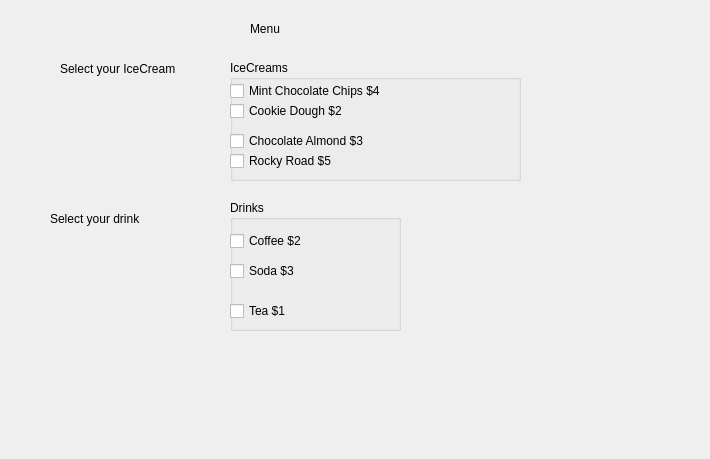
Before: the Qt Designer form chapter1/demoCheckBox2.ui in waltprorok/qtpy_gui_book, drawn with Qt 5.
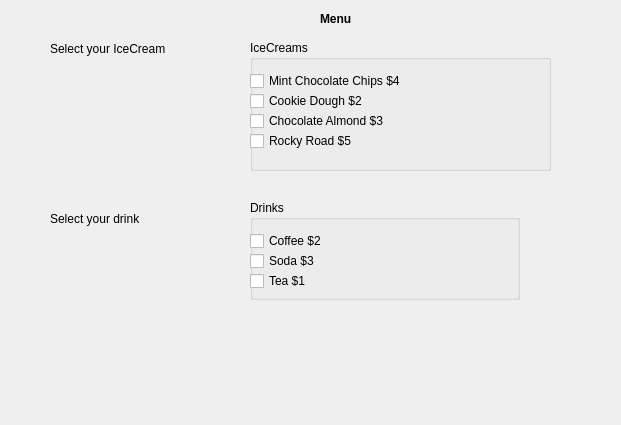
After: the same form once the commit is applied.

```diff
--- a/chapter1/demoCheckBox2.ui
+++ b/chapter1/demoCheckBox2.ui
@@ -6,8 +6,8 @@
    <rect>
     <x>0</x>
     <y>0</y>
-    <width>710</width>
-    <height>459</height>
+    <width>621</width>
+    <height>425</height>
    </rect>
   </property>
   <property name="windowTitle">
@@ -16,12 +16,18 @@
   <widget class="QLabel" name="label">
    <property name="geometry">
     <rect>
-     <x>250</x>
-     <y>20</y>
+     <x>320</x>
+     <y>10</y>
      <width>66</width>
      <height>17</height>
     </rect>
    </property>
+   <property name="font">
+    <font>
+     <weight>75</weight>
+     <bold>true</bold>
+    </font>
+   </property>
    <property name="text">
     <string>Menu</string>
    </property>
@@ -29,10 +35,10 @@
   <widget class="QGroupBox" name="groupBoxIceCreams">
    <property name="geometry">
     <rect>
-     <x>230</x>
-     <y>60</y>
-     <width>291</width>
-     <height>121</height>
+     <x>250</x>
+     <y>40</y>
+     <width>301</width>
+     <height>131</height>
     </rect>
    </property>
    <property name="title">
@@ -42,7 +48,7 @@
     <property name="geometry">
      <rect>
       <x>0</x>
-      <y>20</y>
+      <y>30</y>
       <width>201</width>
       <height>22</height>
      </rect>
@@ -55,7 +61,7 @@
     <property name="geometry">
      <rect>
       <x>0</x>
-      <y>40</y>
+      <y>50</y>
       <width>181</width>
       <height>22</height>
      </rect>
@@ -94,10 +100,10 @@
   <widget class="QGroupBox" name="groupBoxDrinks">
    <property name="geometry">
     <rect>
-     <x>230</x>
+     <x>250</x>
      <y>200</y>
-     <width>171</width>
-     <height>131</height>
+     <width>270</width>
+     <height>100</height>
     </rect>
    </property>
    <property name="title">
@@ -120,7 +126,7 @@
     <property name="geometry">
      <rect>
       <x>0</x>
-      <y>60</y>
+      <y>50</y>
       <width>96</width>
       <height>22</height>
      </rect>
@@ -133,7 +139,7 @@
     <property name="geometry">
      <rect>
       <x>0</x>
-      <y>100</y>
+      <y>70</y>
       <width>96</width>
       <height>22</height>
      </rect>
@@ -146,10 +152,10 @@
   <widget class="QLabel" name="label_2">
    <property name="geometry">
     <rect>
-     <x>60</x>
-     <y>60</y>
-     <width>151</width>
-     <height>17</height>
+     <x>50</x>
+     <y>40</y>
+     <width>150</width>
+     <height>18</height>
     </rect>
    </property>
    <property name="text">
@@ -161,8 +167,8 @@
     <rect>
      <x>50</x>
      <y>210</y>
-     <width>171</width>
-     <height>17</height>
+     <width>150</width>
+     <height>18</height>
     </rect>
    </property>
    <property name="text">
```
